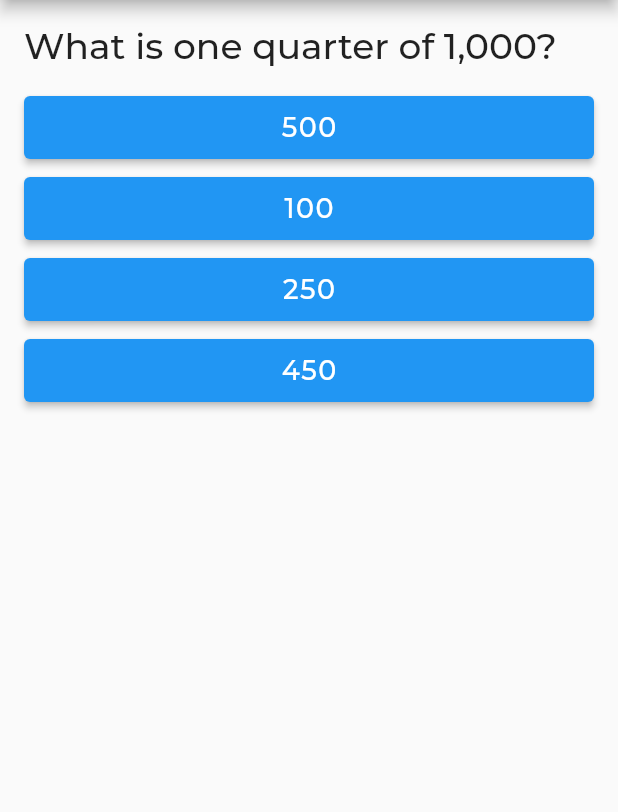
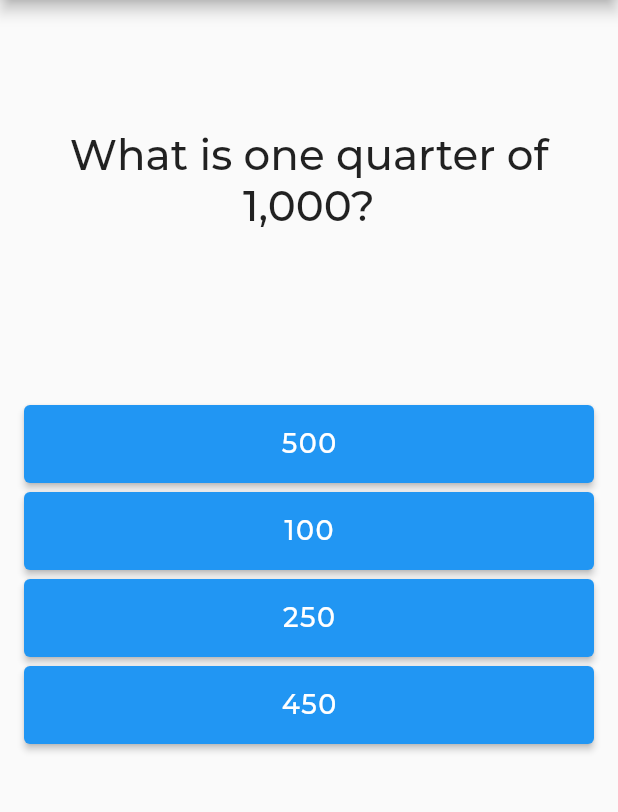
Before and after one commit to dhruv1214/Quizz_App, a Flutter app: the screen it shows after launch, after a tap on "Sandwich", on a phone screen of 412 x 824 dp, the part 84-896 px from its top. Run offline on Flutter 3.47's test engine with Material 2 defaults, Android fonts, the phone set to English and light mode, and no system bars; our stand-ins replace animated_splash_screen.

```diff
--- a/lib/answer.dart
+++ b/lib/answer.dart
@@ -14,7 +14,7 @@ class Answer extends StatelessWidget {
           child: ElevatedButton(
             style: ElevatedButton.styleFrom(primary: Colors.blue),
             child: Container(
-              margin: EdgeInsets.all(10),
+              margin: EdgeInsets.all(15),//changed from 10 to 15
               child: Text(
                 answerTxt,
                 style: TextStyle(
--- a/lib/main.dart
+++ b/lib/main.dart
@@ -4,10 +4,36 @@ import 'package:quiz_app/question.dart';
 import 'package:quiz_app/result.dart';
 import './quiz.dart';
 import './result.dart';
+import 'package:animated_splash_screen/animated_splash_screen.dart';
 
 void main() {
-  runApp(MyApp());
+  runApp(SplashScreen());//first screen is splash screen
 }
+
+//splash screen code
+//with animated splash screen dart package
+//for further detail on slash screen you can mail me on aryamangurjar@gmail.com 😄
+
+class SplashScreen extends StatelessWidget {
+  @override
+  Widget build(BuildContext context) {
+    return MaterialApp(
+
+        home: AnimatedSplashScreen(
+          duration: 1200,
+          splash: Image.asset('images/quiz.png'),//go to image and chose the image you want to add
+                                                  //first put that image in the image folder and than link it as i have done :-)
+                                                  //to change the image size just type Image.asset('images/quiz.png',height: number.0,width : number.0),
+          nextScreen: MyApp(), //next screen main screen
+          splashTransition: SplashTransition.fadeTransition,
+
+          backgroundColor: Colors.purple
+        )
+    );
+  }
+}
+
+//maintainer code (no changes it is as it is 😊)
 
 class MyApp extends StatefulWidget {
   @override
--- a/lib/question.dart
+++ b/lib/question.dart
@@ -11,7 +11,8 @@ class Question extends StatelessWidget {
       width: double.infinity,
       margin: EdgeInsets.only(top: 16, bottom: 16),
       child: Text(questionTxt,
-          style: TextStyle(fontWeight: FontWeight.w500, fontSize: 24)),
+          style: TextStyle(fontWeight: FontWeight.w500, fontSize: 28),//changed font size to 28 from 24
+          textAlign: TextAlign.center,), //Aligned text to center
     );
   }
 }
--- a/lib/quiz.dart
+++ b/lib/quiz.dart
@@ -19,9 +19,11 @@ class Quiz extends StatelessWidget {
           margin: EdgeInsets.only(right: 16, left: 16),
           child: Column(
             children: [
+              SizedBox(height: 70.0),//added sized box so that it looks good ;)
               Question(
                 questions[questionIndex]['questions'],
               ),
+              SizedBox(height: 100.0),//added sized box so that it looks good ;)
               ...(questions[questionIndex]['answers']
                       as List<Map<String, Object>>)
                   .map((answer) {
--- a/pubspec.yaml
+++ b/pubspec.yaml
@@ -25,6 +25,7 @@ dependencies:
     sdk: flutter
   cupertino_icons: ^1.0.2
   flutter_bloc: ^7.0.0
+  animated_splash_screen: ^1.1.0
 
 dev_dependencies:
   flutter_test:
@@ -39,9 +40,8 @@ flutter:
   # the material Icons class.
   uses-material-design: true
   # To add assets to your application, add an assets section, like this:
-  # assets:
-  #   - images/a_dot_burr.jpeg
-  #   - images/a_dot_ham.jpeg
+  assets:
+    - images/      #added image assert
   # An image asset can refer to one or more resolution-specific "variants", see
   # https://flutter.dev/assets-and-images/#resolution-aware.
   # For details regarding adding assets from package dependencies, see
```
Also changed, not shown: lib/result.dart (+6 -4 lines), images/quiz.png (added), pubspec.lock.
